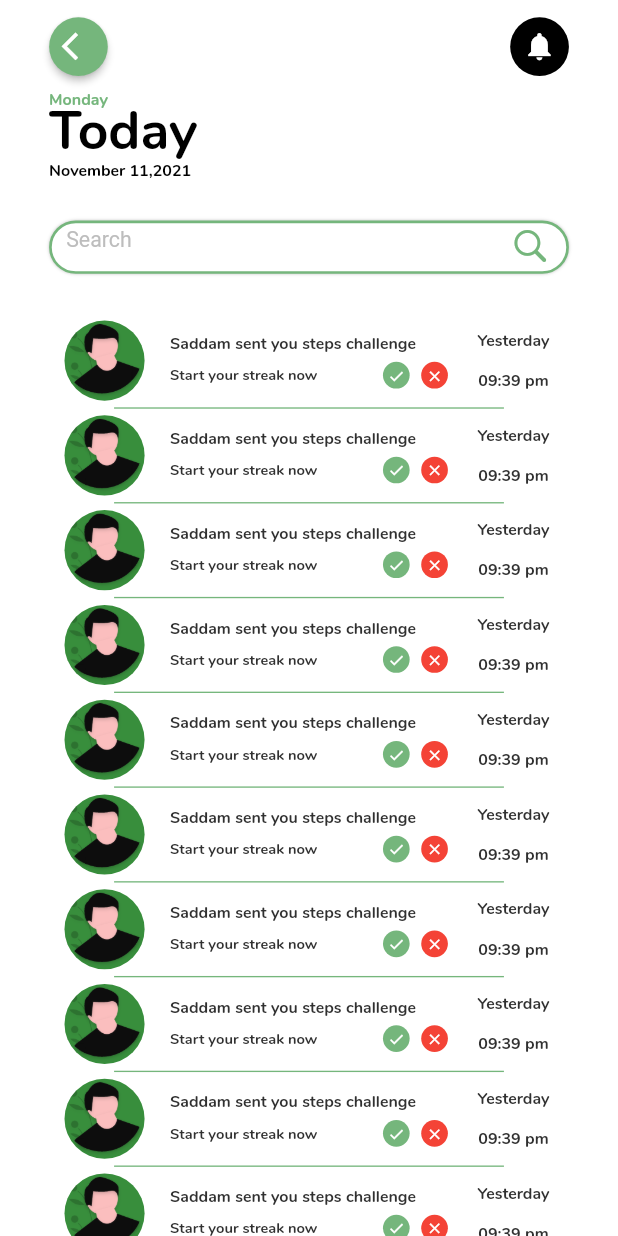
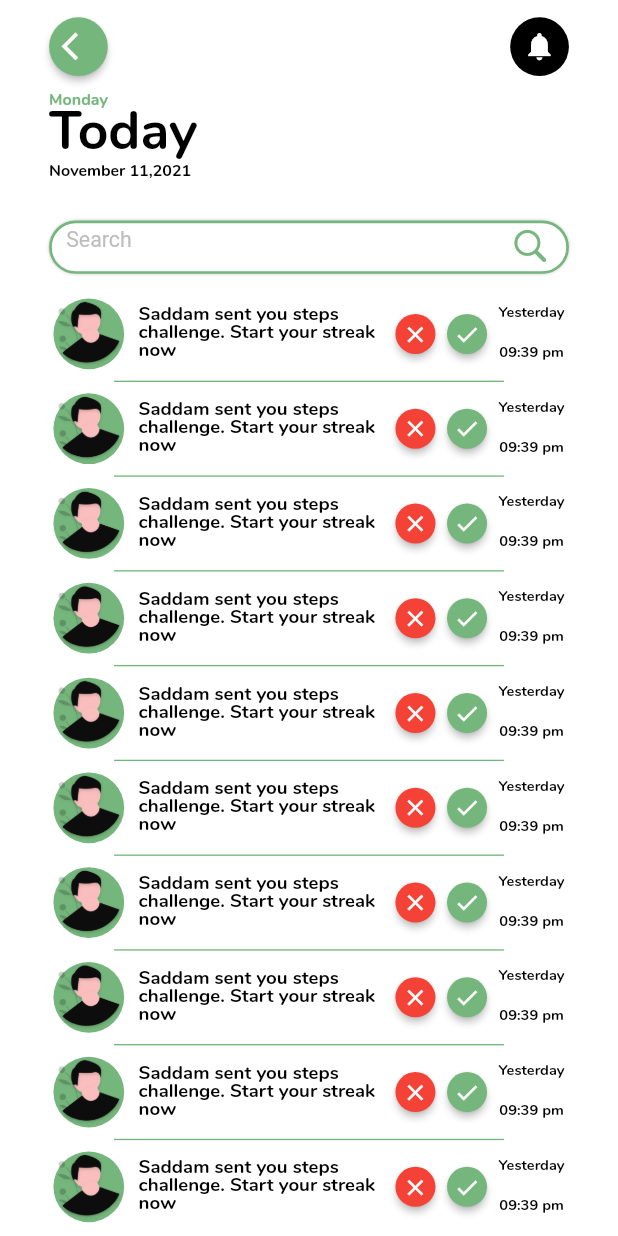
Before and after one commit to primekhan555/oengoo-3.0, a Flutter app: the NotificationScreen screen opened directly, on a phone screen of 412 x 824 dp. Run offline on Flutter 3.47's test engine with Material 2 defaults, Android fonts, the phone set to English and light mode, and no system bars; our stand-ins replace curved_navigation_bar, device_preview, flutter_screenutil, flutter_switch, numberpicker, pin_code_fields.

Commit message:
18-11-2021

```diff
--- a/lib/Home/screen_notification.dart
+++ b/lib/Home/screen_notification.dart
@@ -1,8 +1,10 @@
+import 'package:flutter/cupertino.dart';
 import 'package:flutter/material.dart';
 import 'package:oengoo/config/colors.dart';
 import 'package:oengoo/Globals/globalwidgets.dart';
 
 import 'package:flutter_screenutil/flutter_screenutil.dart';
+import 'package:oengoo/config/image_paths.dart';
 import 'package:oengoo/view/widgets/appbar_custom.dart';
 import 'package:oengoo/view/widgets/custom_text.dart';
 import 'package:oengoo/view/widgets/search_textfield.dart';
@@ -35,7 +37,7 @@ class NotificationScreen extends StatelessWidget {
             ),
             SizedBox(height: 30.h),
             searchTextField(context),
-            SizedBox(height: 30.h),
+            SizedBox(height: 10.h),
             Expanded(
               child: Container(
                 // color: Colors.pink,
@@ -43,7 +45,11 @@ class NotificationScreen extends StatelessWidget {
                   separatorBuilder: (context, index) => horizontalGreenLine(),
                   itemCount: 10,
                   itemBuilder: (BuildContext context, int index) {
-                    return notificationItem();
+                    return notificationItem(
+                      'Saddam sent you steps challenge. Start your streak now',
+                      onReject: () {},
+                      onAccept: () {},
+                    );
                   },
                 ),
               ),
@@ -54,108 +60,76 @@ class NotificationScreen extends StatelessWidget {
     );
   }
 
-  Widget notificationItem() {
+  Widget notificationItem(String text, {required onReject, required onAccept}) {
     return Container(
       width: double.infinity,
       padding: EdgeInsets.symmetric(horizontal: 3.w, vertical: 5.h),
       height: 70.h,
-      decoration: BoxDecoration(
-        borderRadius: BorderRadius.circular(15.r),
-      ),
       // alignment: Alignment.center,
       child: Row(
         crossAxisAlignment: CrossAxisAlignment.center,
         mainAxisAlignment: MainAxisAlignment.spaceBetween,
         children: [
-          profileIcon(),
+          Container(
+            height: 53.h,
+            width: 53.h,
+            decoration: const BoxDecoration(
+              color: AppColor.lightGreen,
+              shape: BoxShape.circle,
+            ),
+            child: Image.asset(
+              ImagePaths.maleImage,
+            ),
+          ),
           Expanded(
-            flex: 3,
             child: Container(
               padding: EdgeInsets.symmetric(horizontal: 10.w),
-              // color: Colors.yellow,
               child: Column(
                 mainAxisAlignment: MainAxisAlignment.center,
                 crossAxisAlignment: CrossAxisAlignment.start,
                 children: [
-                  Text(
-                    "Saddam sent you steps challenge",
-                    maxLines: 2,
-                    style: textStyle("nunito", 12.sp, AppColor.blackColor),
-                  ),
-                  SizedBox(
-                    height: 5.h,
-                  ),
-                  Row(
-                    mainAxisAlignment: MainAxisAlignment.spaceBetween,
-                    children: [
-                      Text(
-                        "Start your streak now",
-                        style: textStyle("nunito", 11.sp, AppColor.blackColor),
-                      ),
-                      Row(
-                        mainAxisAlignment: MainAxisAlignment.spaceEvenly,
-                        children: [
-                          crossButton(),
-                          SizedBox(
-                            width: 8.w,
-                          ),
-                          checkButton(),
-                        ],
-                      )
-                    ],
+                  customText(
+                    text: text,
+                    fontSize: 14.sp,
                   )
                 ],
               ),
             ),
           ),
-          Expanded(
-            child: Container(
-              // color: Colors.green,
-              child: Column(
-                mainAxisAlignment: MainAxisAlignment.spaceAround,
-                crossAxisAlignment: CrossAxisAlignment.center,
-                children: [
-                  Text(
-                    "Yesterday",
-                    style: textStyle("nunito", 12.sp, AppColor.blackColor),
-                  ),
-                  Text(
-                    "09:39 pm",
-                    style: textStyle("nunito", 12.sp, AppColor.blackColor),
-                  ),
-                ],
-              ),
-            ),
+          Row(
+            children: [
+              circleActionButton(onTap: onReject, iconData: Icons.close, color: Colors.red),
+              SizedBox(width: 8.w),
+              circleActionButton(
+                  onTap: onAccept, iconData: Icons.check, color: AppColor.greenColor),
+            ],
+          ),
+          SizedBox(width: 8.w),
+          Column(
+            mainAxisAlignment: MainAxisAlignment.spaceAround,
+            crossAxisAlignment: CrossAxisAlignment.center,
+            children: [
+              customText(text: 'Yesterday', fontSize: 11.sp),
+              customText(text: '09:39 pm', fontSize: 11.sp),
+            ],
           ),
         ],
       ),
     );
   }
 
-  Widget checkButton() {
-    return CircleAvatar(
-      radius: 10.r,
-      backgroundColor: Colors.red,
-      child: Icon(Icons.close, color: Colors.white, size: 13.r),
-    );
-  }
-
-  Widget crossButton() {
-    return CircleAvatar(
-      radius: 10.r,
-      backgroundColor: AppColor.greenColor,
-      child: Icon(Icons.check, color: Colors.white, size: 13.r),
-    );
-  }
-
-  Widget profileIcon() {
-    return Expanded(
-      child: FittedBox(
-        child: Container(
-          // color: Colors.red,
-          child: CircleAvatar(
-            backgroundImage: AssetImage("assets/images/male.png"),
-          ),
+  circleActionButton({required onTap, required iconData, required color}) {
+    return SizedBox(
+      height: 30.h,
+      width: 30.h,
+      child: RawMaterialButton(
+        onPressed: onTap,
+        shape: const CircleBorder(),
+        fillColor: color,
+        child: Icon(
+          iconData,
+          color: CupertinoColors.white,
+          size: 20.h,
         ),
       ),
     );
```
